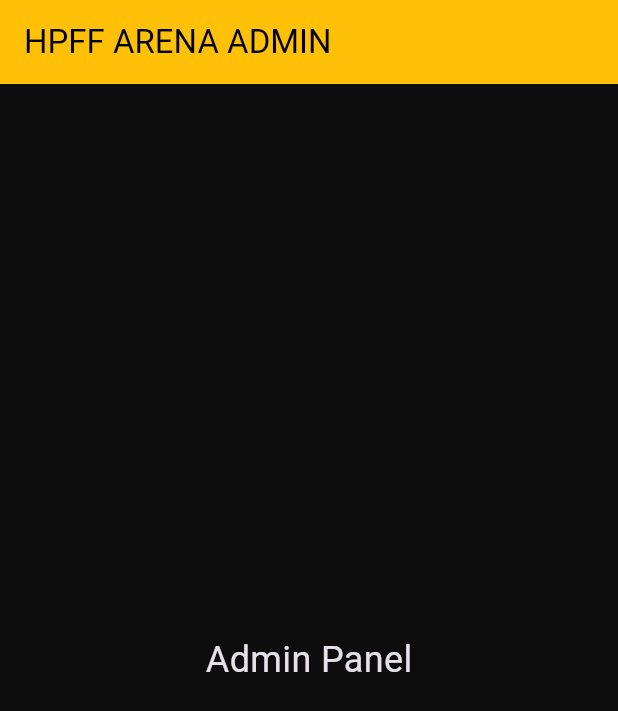
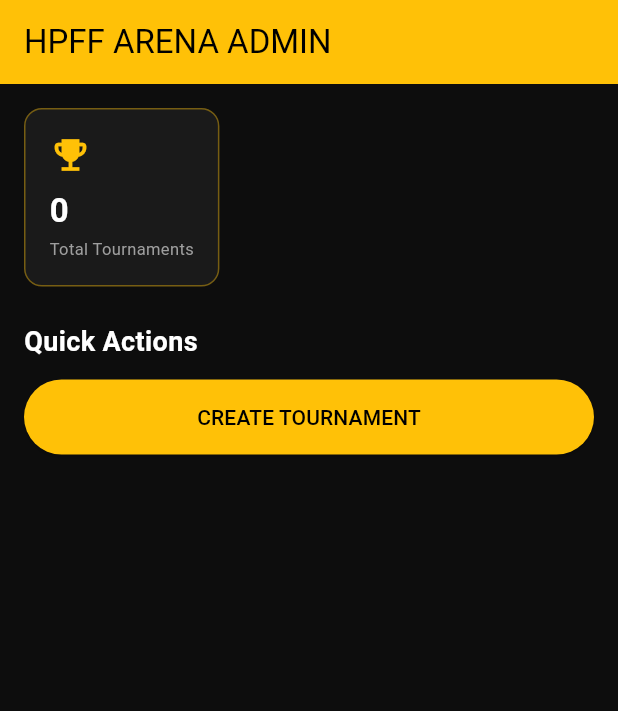
Before and after one commit to hareshkumarpatra87-maker/hpff-admin, a Flutter app: the AdminHomePage screen opened directly, on a phone screen of 412 x 824 dp. Shown: the top 711 px of the screen. Run offline on Flutter 3.47's test engine with Material 3 defaults, Android fonts, the phone set to English and light mode, and no system bars; our stand-ins replace cloud_firestore, firebase_core; accounts and stored records are empty.

Commit message:
Update main.dart

```diff
--- a/lib/main.dart
+++ b/lib/main.dart
@@ -1,6 +1,10 @@
 import 'package:flutter/material.dart';
+import 'package:firebase_core/firebase_core.dart';
+import 'package:cloud_firestore/cloud_firestore.dart';
 
-void main() {
+void main() async {
+  WidgetsFlutterBinding.ensureInitialized();
+  await Firebase.initializeApp();
   runApp(const AdminApp());
 }
 
@@ -16,12 +20,17 @@ class AdminApp extends StatelessWidget {
         brightness: Brightness.dark,
         scaffoldBackgroundColor: const Color(0xFF0D0D0D),
         primaryColor: const Color(0xFFFFC107),
+        colorScheme: const ColorScheme.dark(
+          primary: Color(0xFFFFC107),
+          secondary: Color(0xFFFFC107),
+        ),
       ),
       home: const SplashScreen(),
     );
   }
 }
 
+// ================= SPLASH SCREEN =================
 class SplashScreen extends StatefulWidget {
   const SplashScreen({super.key});
   @override
@@ -67,6 +76,7 @@ class _SplashScreenState extends State<SplashScreen> {
   }
 }
 
+// ================= LOGIN PAGE =================
 class LoginPage extends StatefulWidget {
   const LoginPage({super.key});
   @override
@@ -128,6 +138,7 @@ class _LoginPageState extends State<LoginPage> {
   }
 }
 
+// ================= ADMIN HOME =================
 class AdminHomePage extends StatelessWidget {
   const AdminHomePage({super.key});
 
@@ -139,9 +150,101 @@ class AdminHomePage extends StatelessWidget {
         backgroundColor: const Color(0xFFFFC107),
         foregroundColor: Colors.black,
       ),
-      body: const Center(
-        child: Text('Admin Panel', style: TextStyle(fontSize: 24)),
+      body: SingleChildScrollView(
+        padding: const EdgeInsets.all(16),
+        child: Column(
+          crossAxisAlignment: CrossAxisAlignment.start,
+          children: [
+            StreamBuilder<QuerySnapshot>(
+              stream: FirebaseFirestore.instance.collection('tournaments').snapshots(),
+              builder: (context, snapshot) {
+                int count = snapshot.data?.docs.length ?? 0;
+                return _statCard('Total Tournaments', '$count', Icons.emoji_events, Colors.amber);
+              },
+            ),
+            const SizedBox(height: 24),
+            const Text('Quick Actions', style: TextStyle(fontSize: 18, fontWeight: FontWeight.bold)),
+            const SizedBox(height: 12),
+            ElevatedButton(
+              onPressed: () {
+                Navigator.push(context, MaterialPageRoute(builder: (context) => const CreateTournamentPage()));
+              },
+              style: ElevatedButton.styleFrom(backgroundColor: const Color(0xFFFFC107), foregroundColor: Colors.black, minimumSize: const Size(double.infinity, 50)),
+              child: const Text('CREATE TOURNAMENT'),
+            ),
+          ],
+        ),
+      ),
+    );
+  }
+
+  Widget _statCard(String title, String value, IconData icon, Color color) {
+    return Container(
+      padding: const EdgeInsets.all(16),
+      decoration: BoxDecoration(
+        color: const Color(0xFF1A1A1A),
+        borderRadius: BorderRadius.circular(12),
+        border: Border.all(color: color.withOpacity(0.4)),
+      ),
+      child: Column(
+        crossAxisAlignment: CrossAxisAlignment.start,
+        children: [
+          Icon(icon, color: color, size: 28),
+          const SizedBox(height: 8),
+          Text(value, style: const TextStyle(fontSize: 22, fontWeight: FontWeight.bold)),
+          const SizedBox(height: 2),
+          Text(title, style: const TextStyle(fontSize: 11, color: Colors.grey)),
+        ],
       ),
     );
   }
 }
+
+// ================= CREATE TOURNAMENT =================
+class CreateTournamentPage extends StatefulWidget {
+  const CreateTournamentPage({super.key});
+  @override
+  State<CreateTournamentPage> createState() => _CreateTournamentPageState();
+}
+
+class _CreateTournamentPageState extends State<CreateTournamentPage> {
+  final _name = TextEditingController();
+  bool _saving = false;
+
+  Future<void> _save() async {
+    setState(() => _saving = true);
+    try {
+      await FirebaseFirestore.instance.collection('tournaments').add({
+        'name': _name.text.trim(),
+        'createdAt': FieldValue.serverTimestamp(),
+      });
+      if (mounted) {
+        ScaffoldMessenger.of(context).showSnackBar(const SnackBar(content: Text('Tournament Created!')));
+        Navigator.pop(context);
+      }
+    } catch (e) {
+      if (mounted) ScaffoldMessenger.of(context).showSnackBar(SnackBar(content: Text('Error: $e')));
+    } finally {
+      setState(() => _saving = false);
+    }
+  }
+
+  @override
+  Widget build(BuildContext context) {
+    return Scaffold(
+      appBar: AppBar(title: const Text('Create Tournament'), backgroundColor: const Color(0xFFFFC107), foregroundColor: Colors.black),
+      body: Padding(
+        padding: const EdgeInsets.all(16),
+        child: Column(children: [
+          TextField(controller: _name, decoration: const InputDecoration(labelText: 'Tournament Name', border: OutlineInputBorder())),
+          const SizedBox(height: 20),
+          _saving ? const CircularProgressIndicator() : ElevatedButton(
+            onPressed: _save,
+            style: ElevatedButton.styleFrom(backgroundColor: const Color(0xFFFFC107), foregroundColor: Colors.black, minimumSize: const Size(double.infinity, 50)),
+            child: const Text('SAVE TOURNAMENT'),
+          ),
+        ]),
+      ),
+    );
+  }
+}
```
